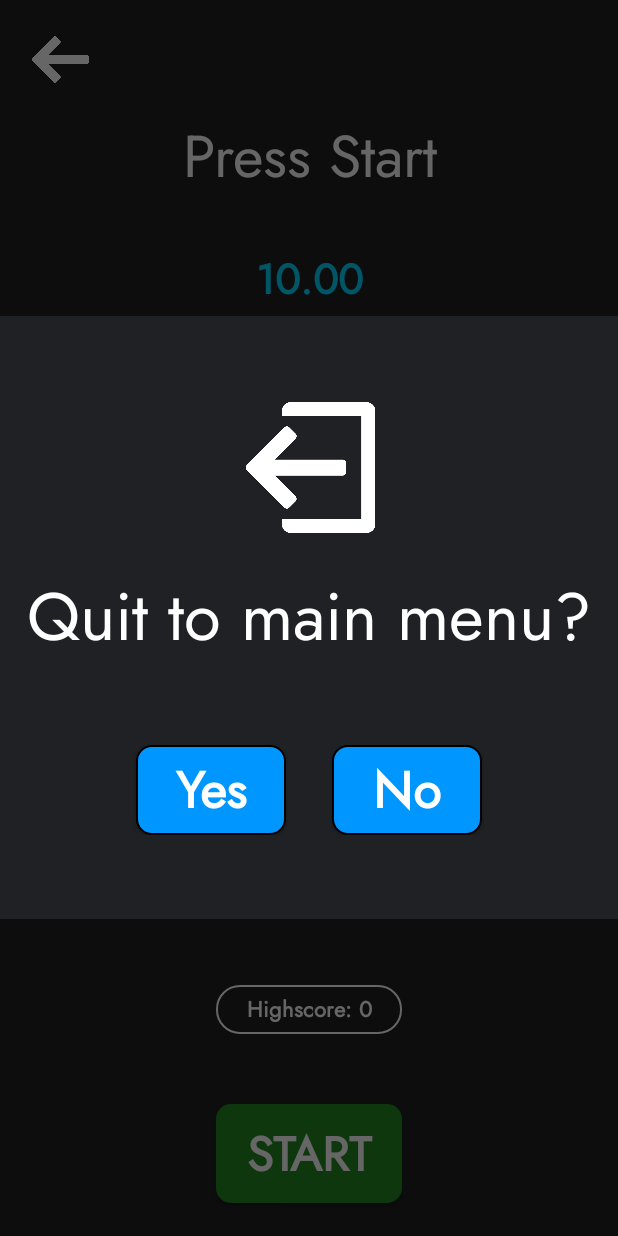
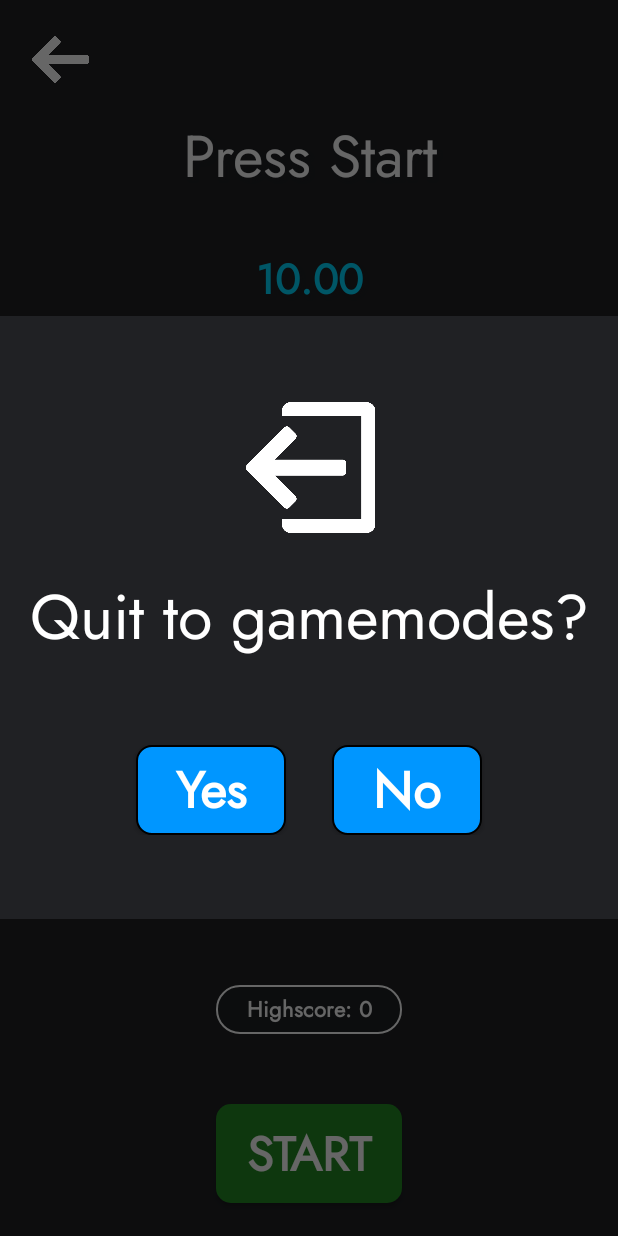
Before and after one commit to DumitruCimpean/GuessThePattern, an Android app: the EasyTimed screen opened directly, with no data from a screen before it, after a tap on "Closes the activity", on a phone screen of 412 x 824 dp. Run offline under Robolectric (Android 15) with nearby library versions, the light colour scheme and no system bars.

Commit message:
small fixes
- added shadow to text for better visibility on custom, light color background

```diff
--- a/app/build.gradle
+++ b/app/build.gradle
@@ -11,7 +11,7 @@ android {
         minSdk 28
         targetSdk 33
         versionCode 1
-        versionName "1.0"
+        versionName "1.0.1"
 
         testInstrumentationRunner "androidx.test.runner.AndroidJUnitRunner"
     }
@@ -26,6 +26,7 @@ android {
         sourceCompatibility JavaVersion.VERSION_1_8
         targetCompatibility JavaVersion.VERSION_1_8
     }
+
 }
 
 dependencies {
--- /dev/null
+++ b/app/src/main/res/drawable/itembar_btn_bcg.xml
@@ -0,0 +1,11 @@
+<?xml version="1.0" encoding="utf-8"?>
+<shape xmlns:android="http://schemas.android.com/apk/res/android"
+    android:shape = "rectangle">
+
+    <solid android:color="@color/dark_grey_100" />
+    <stroke
+        android:color="@color/white"
+        android:width="2dp"/>
+    <corners android:radius="13dp"/>
+
+</shape>
--- a/app/src/main/res/drawable/scores_bcg.xml
+++ b/app/src/main/res/drawable/scores_bcg.xml
@@ -1,7 +1,7 @@
 <?xml version="1.0" encoding="utf-8"?>
 <shape xmlns:android="http://schemas.android.com/apk/res/android"
     android:shape="rectangle">
-    <solid android:color="@color/dark_grey_100">
+    <solid android:color="@color/semi_dark_grey_100">
     </solid>
 
     <stroke
--- a/app/src/main/res/layout/activity_easy_timed.xml
+++ b/app/src/main/res/layout/activity_easy_timed.xml
@@ -42,17 +42,21 @@
         android:layout_width="0dp"
         android:layout_height="0dp"
         android:autoSizeTextType="uniform"
-        android:fontFamily="@font/jost_variablewght"
         android:text="@string/press_start"
         android:textAlignment="center"
         android:textColor="@color/white"
+        android:fontFamily="@font/jost_variablewght"
         app:layout_constraintBottom_toBottomOf="parent"
         app:layout_constraintEnd_toEndOf="parent"
         app:layout_constraintHeight_percent="0.07"
         app:layout_constraintStart_toStartOf="parent"
         app:layout_constraintTop_toTopOf="parent"
         app:layout_constraintVertical_bias="0.098"
-        app:layout_constraintWidth_percent="0.8" />
+        app:layout_constraintWidth_percent="0.8"
+        android:shadowColor="@color/semi_dark_grey_100"
+        android:shadowDx="3"
+        android:shadowDy="3"
+        android:shadowRadius="1.5"/>
 
 
     <TextView
@@ -71,7 +75,11 @@
         app:layout_constraintHeight_percent="0.04"
         app:layout_constraintStart_toStartOf="parent"
         app:layout_constraintTop_toBottomOf="@+id/title"
-        app:layout_constraintVertical_bias="0.0" />
+        app:layout_constraintVertical_bias="0.0"
+        android:shadowColor="@color/semi_dark_grey_100"
+        android:shadowDx="3"
+        android:shadowDy="3"
+        android:shadowRadius="1.5"/>
 
 
     <ImageView
@@ -107,7 +115,11 @@
         app:layout_constraintStart_toStartOf="parent"
         app:layout_constraintTop_toBottomOf="@+id/level"
         app:layout_constraintVertical_bias="1.0"
-        app:layout_constraintWidth_percent="0.3" />
+        app:layout_constraintWidth_percent="0.3"
+        android:shadowColor="@color/semi_dark_grey_100"
+        android:shadowDx="3"
+        android:shadowDy="3"
+        android:shadowRadius="1.5"/>
 
     <androidx.constraintlayout.widget.ConstraintLayout
         android:id="@+id/squaresLayout"
@@ -324,7 +336,7 @@
             android:layout_width="0dp"
             android:layout_height="0dp"
             android:layout_marginStart="10dp"
-            android:background="@drawable/scores_bcg"
+            android:background="@drawable/itembar_btn_bcg"
             app:layout_constraintBottom_toBottomOf="parent"
             app:layout_constraintDimensionRatio="1:1"
             app:layout_constraintHeight_percent="0.9"
--- a/app/src/main/res/layout/exit_dialog_layout.xml
+++ b/app/src/main/res/layout/exit_dialog_layout.xml
@@ -18,7 +18,7 @@
         android:layout_width="match_parent"
         android:layout_height="70dp"
         android:layout_marginTop="20dp"
-        android:text="Quit to main menu?"
+        android:text="Quit to gamemodes?"
         android:autoSizeTextType="uniform"
         android:fontFamily="@font/jost_variablewght"
         android:textColor="@color/white"
--- a/app/src/main/res/values/colors.xml
+++ b/app/src/main/res/values/colors.xml
@@ -10,7 +10,7 @@
     <color name="darkest_blue">#5800ff</color>
     <color name="transparent">#00ffffff</color>
 
-    <color name="semi_dark_grey_100">#50202124</color>
+    <color name="semi_dark_grey_100">#cc202124</color>
     <color name="darker_white">#aaaaaa</color>
 
     <color name="red">#ff3333</color>
```
Also changed, not shown: app/src/main/res/layout/activity_easy.xml (+12 -4 lines), app/src/main/res/layout/activity_easy_reflex.xml (+16 -4 lines), app/src/main/res/layout/activity_hard.xml (+12 -5 lines), app/src/main/res/layout/activity_hard_reflex.xml (+16 -4 lines), app/src/main/res/layout/activity_hard_timed.xml (+17 -7 lines), app/src/main/res/layout/activity_medium.xml (+13 -5 lines), app/src/main/res/layout/activity_medium_reflex.xml (+16 -4 lines), app/src/main/res/layout/activity_medium_timed.xml (+20 -8 lines).
